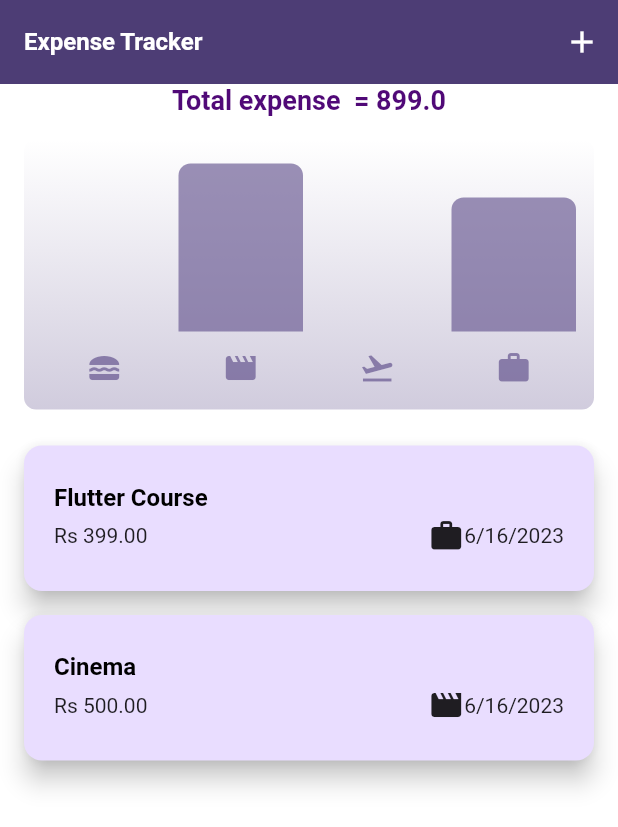
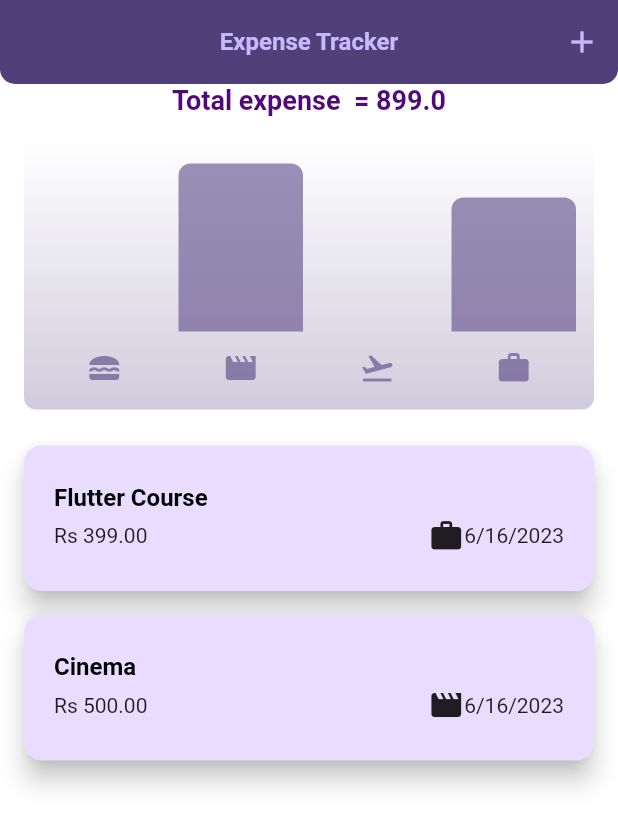
Before and after one commit to LakshyaChauhan/expenseapp, a Flutter app: the screen it shows after launch, on a phone screen of 412 x 824 dp. Shown: the top 827 px of the screen. Run offline on Flutter 3.47's test engine with Material 2 defaults, Android fonts, the phone set to English and light mode, and no system bars.

Commit message:
Competed app

```diff
--- a/lib/widgets/expenses.dart
+++ b/lib/widgets/expenses.dart
@@ -61,6 +61,8 @@ class _ExpensesState extends State<Expenses> {
 
   @override
   Widget build(BuildContext context) {
+    final width = MediaQuery.of(context).size.width;
+
     Widget container =
         const Center(child: Text('No Expense added, try adding some!'));
 
@@ -75,18 +77,41 @@ class _ExpensesState extends State<Expenses> {
 
     return Scaffold(
         appBar: AppBar(
+          centerTitle: true,
+          elevation: 30,
+          shape: const RoundedRectangleBorder(
+              borderRadius: BorderRadius.vertical(bottom: Radius.circular(10))),
           title: const Text(
             'Expense Tracker',
-          style: TextStyle(fontWeight: FontWeight.bold, fontSize: 16),
+            style: TextStyle(
+                fontWeight: FontWeight.bold,
+                fontSize: 16,
+                color: Color.fromARGB(255, 198, 185, 255)),
           ),
           actions: [
+            width > 600
+                ? Text(
+                    'Total expense  = $sum',
+                    style: const TextStyle(
+                        fontSize: 18,
+                        fontWeight: FontWeight.bold,
+                        color: Color.fromARGB(255, 255, 255, 255)),
+                  )
+                : const SizedBox(),
             IconButton(
-              onPressed: _openAddExpenseOverlay, icon: const Icon(Icons.add))
+                onPressed: _openAddExpenseOverlay,
+                icon: const Icon(Icons.add),
+                style: const ButtonStyle(
+                    iconColor: MaterialStatePropertyAll(
+                        Color.fromARGB(255, 198, 185, 255)))),
           ],
         ),
         body: SizedBox(
             width: double.infinity,
-        child: Column(mainAxisAlignment: MainAxisAlignment.center, children: [
+            child: width < 600
+                ? Column(
+                    mainAxisAlignment: MainAxisAlignment.center,
+                    children: [
                         Text(
                           'Total expense  = $sum',
                           style: const TextStyle(
@@ -96,8 +121,13 @@ class _ExpensesState extends State<Expenses> {
                         ),
                         Chart(expenses: _registeredExpenses),
                         Expanded(child: container),
-        ]),
-      ),
-    );
+                      ])
+                : Row(
+                    mainAxisAlignment: MainAxisAlignment.center,
+                    children: [
+                      Expanded(child: Chart(expenses: _registeredExpenses)),
+                      Expanded(child: container),
+                    ],
+                  )));
   }
 }
```
Also changed, not shown: lib/main.dart (+5 -2 lines), lib/widgets/new_expense.dart (+36 -8 lines). Lines whose indentation alone changed are shown as unchanged.
